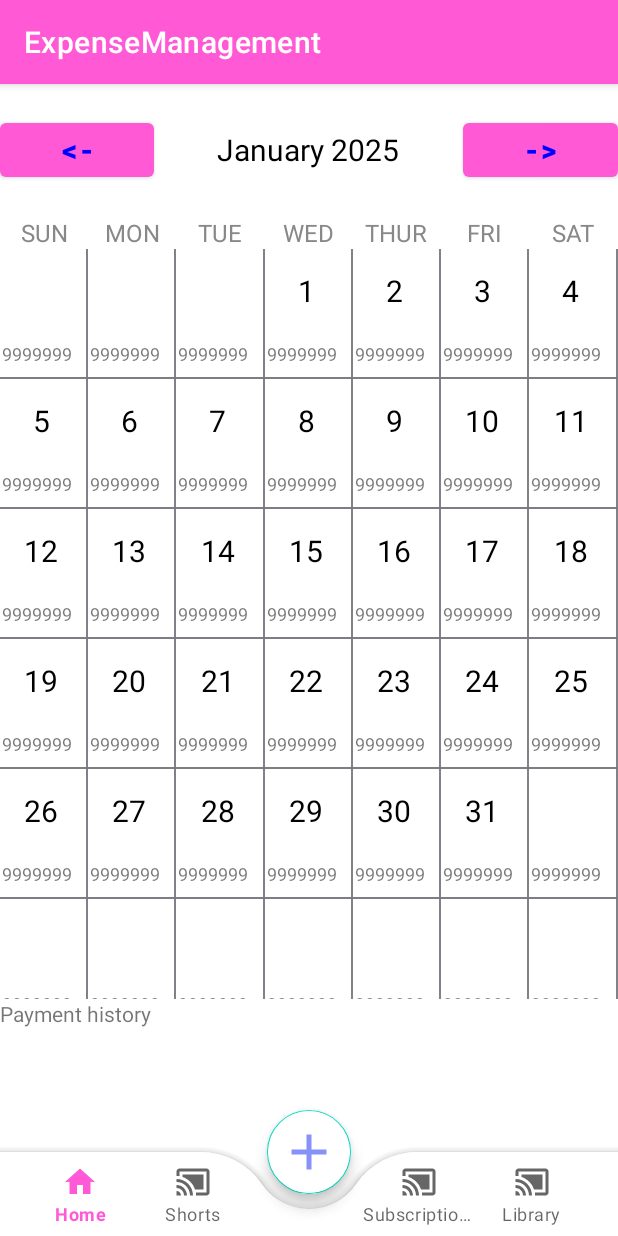
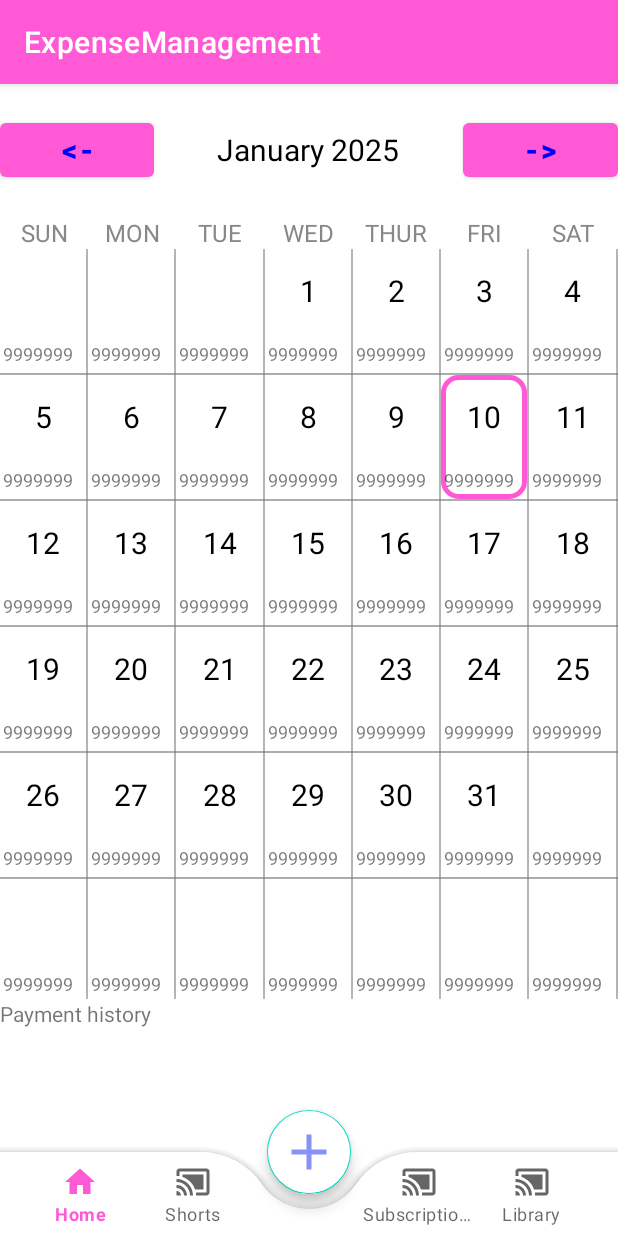
Before and after one commit to IamDieuKhanh2001/ExpenseManagement, an Android app: the screen it shows after launch (MainActivity), after a tap on "10", on a phone screen of 412 x 824 dp. Run offline under Robolectric (Android 15) with nearby library versions, the phone set to English and light mode, and no system bars; 3 other taps on this screen came first.

Commit message:
calendar select date border

```diff
--- a/app/src/main/java/com/khanh/expensemanagement/CalendarAdapter.java
+++ b/app/src/main/java/com/khanh/expensemanagement/CalendarAdapter.java
@@ -7,23 +7,22 @@ import android.view.ViewGroup;
 import androidx.annotation.NonNull;
 import androidx.recyclerview.widget.RecyclerView;
 
+import java.time.LocalDate;
 import java.util.ArrayList;
 
-public class CalendarAdapter extends RecyclerView.Adapter<CalendarViewHolder>
-{
+public class CalendarAdapter extends RecyclerView.Adapter<CalendarViewHolder> {
     private final ArrayList<String> daysOfMonth;
     private final OnItemListener onItemListener;
+//    private int selectedPosition = -1;
 
-    public CalendarAdapter(ArrayList<String> daysOfMonth, OnItemListener onItemListener)
-    {
+    public CalendarAdapter(ArrayList<String> daysOfMonth, OnItemListener onItemListener) {
         this.daysOfMonth = daysOfMonth;
         this.onItemListener = onItemListener;
     }
 
     @NonNull
     @Override
-    public CalendarViewHolder onCreateViewHolder(@NonNull ViewGroup parent, int viewType)
-    {
+    public CalendarViewHolder onCreateViewHolder(@NonNull ViewGroup parent, int viewType) {
         LayoutInflater inflater = LayoutInflater.from(parent.getContext());
         View view = inflater.inflate(R.layout.calendar_cell, parent, false);
         ViewGroup.LayoutParams layoutParams = view.getLayoutParams();
@@ -32,19 +31,28 @@ public class CalendarAdapter extends RecyclerView.Adapter<CalendarViewHolder>
     }
 
     @Override
-    public void onBindViewHolder(@NonNull CalendarViewHolder holder, int position)
-    {
+    public void onBindViewHolder(@NonNull CalendarViewHolder holder, int position) {
+
         holder.dayOfMonth.setText(daysOfMonth.get(position));
+//        if (selectedPosition == position) {
+//            holder.calendar_cell_layout.setBackgroundResource(R.drawable.calendar_cell_border);
+//        } else {
+//            holder.calendar_cell_layout.setBackground(null);
+//        }
+//
+//        // Xử lý sự kiện click
+//        holder.itemView.setOnClickListener(v -> {
+//            selectedPosition = position;
+//            notifyDataSetChanged();
+//        });
     }
 
     @Override
-    public int getItemCount()
-    {
+    public int getItemCount() {
         return daysOfMonth.size();
     }
 
-    public interface  OnItemListener
-    {
-        void onItemClick(int position, String dayText);
+    public interface OnItemListener {
+        void onItemClick(int position, String dayText, View view);
     }
 }
--- a/app/src/main/java/com/khanh/expensemanagement/CalendarViewHolder.java
+++ b/app/src/main/java/com/khanh/expensemanagement/CalendarViewHolder.java
@@ -4,16 +4,19 @@ import android.view.View;
 import android.widget.TextView;
 
 import androidx.annotation.NonNull;
+import androidx.constraintlayout.widget.ConstraintLayout;
 import androidx.recyclerview.widget.RecyclerView;
 
 public class CalendarViewHolder extends RecyclerView.ViewHolder implements View.OnClickListener
 {
     public final TextView dayOfMonth;
+    public final ConstraintLayout calendar_cell_layout;
     private final CalendarAdapter.OnItemListener onItemListener;
     public CalendarViewHolder(@NonNull View itemView, CalendarAdapter.OnItemListener onItemListener)
     {
         super(itemView);
         dayOfMonth = itemView.findViewById(R.id.cellDayText);
+        calendar_cell_layout = itemView.findViewById(R.id.calendar_cell_layout);
         this.onItemListener = onItemListener;
         itemView.setOnClickListener(this);
     }
@@ -21,6 +24,6 @@ public class CalendarViewHolder extends RecyclerView.ViewHolder implements View.
     @Override
     public void onClick(View view)
     {
-        onItemListener.onItemClick(getAdapterPosition(), (String) dayOfMonth.getText());
+        onItemListener.onItemClick(getAdapterPosition(), (String) dayOfMonth.getText(), view);
     }
 }
--- a/app/src/main/java/com/khanh/expensemanagement/home/HomeFragment.java
+++ b/app/src/main/java/com/khanh/expensemanagement/home/HomeFragment.java
@@ -2,11 +2,13 @@ package com.khanh.expensemanagement.home;
 
 import android.os.Bundle;
 
+import androidx.constraintlayout.widget.ConstraintLayout;
 import androidx.fragment.app.Fragment;
 import androidx.recyclerview.widget.DividerItemDecoration;
 import androidx.recyclerview.widget.GridLayoutManager;
 import androidx.recyclerview.widget.RecyclerView;
 
+import android.util.Log;
 import android.view.LayoutInflater;
 import android.view.View;
 import android.view.ViewGroup;
@@ -29,6 +31,7 @@ public class HomeFragment extends Fragment implements CalendarAdapter.OnItemList
     private LocalDate selectedDate;
     private Button previous_month_btn;
     private Button next_month_btn;
+    private int previousSelectedPosition = -1;
 
     public HomeFragment() {
         // Required empty public constructor
@@ -64,28 +67,53 @@ public class HomeFragment extends Fragment implements CalendarAdapter.OnItemList
         return view;
     }
 
-    private void initWidgets(View view)
-    {
+    @Override
+    public void onResume() {
+        super.onResume();
+
+        ArrayList<String> daysInMonth = daysInMonthArray(selectedDate);
+        // Add border for current cell day in recyclerView
+        previousSelectedPosition = daysInMonth.indexOf(String.valueOf(selectedDate.getDayOfMonth()));
+
+        calendarRecyclerView.post(() -> {
+            // Wait for calendarRecyclerView completely create
+            RecyclerView.ViewHolder viewHolder = calendarRecyclerView.findViewHolderForAdapterPosition(previousSelectedPosition);
+            if (viewHolder != null) {
+
+                View itemView = viewHolder.itemView;
+                View viewById = itemView.findViewById(R.id.calendar_cell_layout);
+                viewById.setBackgroundResource(R.drawable.calendar_cell_border);
+            }
+        });
+    }
+
+    private void initWidgets(View view) {
         calendarRecyclerView = view.findViewById(R.id.calendarRecyclerView);
         monthYearText = view.findViewById(R.id.monthYearTV);
     }
 
-    private void setMonthView()
-    {
+    private void setMonthView() {
         monthYearText.setText(monthYearFromDate(selectedDate));
         ArrayList<String> daysInMonth = daysInMonthArray(selectedDate);
 
+        // Set data for recyclerView
         CalendarAdapter calendarAdapter = new CalendarAdapter(daysInMonth, this);
-        calendarRecyclerView.setHasFixedSize(true);
-        calendarRecyclerView.addItemDecoration(new DividerItemDecoration(getActivity().getApplicationContext(), DividerItemDecoration.HORIZONTAL));
-        calendarRecyclerView.addItemDecoration(new DividerItemDecoration(getActivity().getApplicationContext(), DividerItemDecoration.VERTICAL));
+
+        // Init DividerItemDecoration for the first time only (The divider between item in recyclerView)
+        if (calendarRecyclerView.getItemDecorationCount() == 0) {
+
+            calendarRecyclerView.setHasFixedSize(true);
+            calendarRecyclerView.addItemDecoration(new DividerItemDecoration(getActivity().getApplicationContext(), DividerItemDecoration.VERTICAL));
+            calendarRecyclerView.addItemDecoration(new DividerItemDecoration(getActivity().getApplicationContext(), DividerItemDecoration.HORIZONTAL));
+        }
+
+        // Set layout for recyclerView
         RecyclerView.LayoutManager layoutManager = new GridLayoutManager(getActivity().getApplicationContext(), 7);
         calendarRecyclerView.setLayoutManager(layoutManager);
         calendarRecyclerView.setAdapter(calendarAdapter);
     }
 
-    private ArrayList<String> daysInMonthArray(LocalDate date)
-    {
+    private ArrayList<String> daysInMonthArray(LocalDate date) {
         ArrayList<String> daysInMonthArray = new ArrayList<>();
         YearMonth yearMonth = YearMonth.from(date);
 
@@ -94,33 +122,44 @@ public class HomeFragment extends Fragment implements CalendarAdapter.OnItemList
         LocalDate firstOfMonth = selectedDate.withDayOfMonth(1);
         int dayOfWeek = firstOfMonth.getDayOfWeek().getValue();
 
-        for(int i = 1; i <= 42; i++)
-        {
-            if(i <= dayOfWeek || i > daysInMonth + dayOfWeek)
-            {
+        for (int i = 1; i <= 42; i++) {
+            if (i <= dayOfWeek || i > daysInMonth + dayOfWeek) {
                 daysInMonthArray.add("");
-            }
-            else
-            {
+            } else {
                 daysInMonthArray.add(String.valueOf(i - dayOfWeek));
             }
         }
-        return  daysInMonthArray;
+        return daysInMonthArray;
     }
 
-    private String monthYearFromDate(LocalDate date)
-    {
+    private String monthYearFromDate(LocalDate date) {
         DateTimeFormatter formatter = DateTimeFormatter.ofPattern("MMMM yyyy");
         return date.format(formatter);
     }
 
     @Override
-    public void onItemClick(int position, String dayText)
-    {
-        if(!dayText.equals(""))
-        {
+    public void onItemClick(int position, String dayText, View view) {
+        ConstraintLayout cell_layout;
+        if (!dayText.equals("")) {
+            if (previousSelectedPosition != position) {
+
+                RecyclerView.ViewHolder viewHolder = calendarRecyclerView.findViewHolderForAdapterPosition(previousSelectedPosition);
+                if (viewHolder != null) {
+
+                    View itemView = viewHolder.itemView;
+                    View viewById = itemView.findViewById(R.id.calendar_cell_layout);
+                    viewById.setBackground(null);
+                }
+            }
+
+            selectedDate = selectedDate.withDayOfMonth(Integer.valueOf(dayText));
+            Log.d("Selectedday", String.valueOf(selectedDate));
             String message = "Selected Date " + dayText + " " + monthYearFromDate(selectedDate);
             Toast.makeText(getActivity().getApplicationContext(), message, Toast.LENGTH_LONG).show();
+
+            cell_layout = view.findViewById(R.id.calendar_cell_layout);
+            cell_layout.setBackgroundResource(R.drawable.calendar_cell_border);
+            previousSelectedPosition = position;
         }
     }
 }
--- a/app/src/main/res/layout/calendar_cell.xml
+++ b/app/src/main/res/layout/calendar_cell.xml
@@ -1,10 +1,9 @@
 <?xml version="1.0" encoding="utf-8"?>
 <androidx.constraintlayout.widget.ConstraintLayout xmlns:android="http://schemas.android.com/apk/res/android"
-    xmlns:tools="http://schemas.android.com/tools"
     android:layout_width="match_parent"
     android:layout_height="match_parent"
+    android:id="@+id/calendar_cell_layout"
     xmlns:app="http://schemas.android.com/apk/res-auto">
-
 
     <TextView
         android:layout_width="wrap_content"
--- a/app/src/main/res/layout/fragment_home.xml
+++ b/app/src/main/res/layout/fragment_home.xml
@@ -3,8 +3,7 @@
     xmlns:tools="http://schemas.android.com/tools"
     android:layout_width="match_parent"
     android:layout_height="match_parent"
-    android:orientation="vertical"
-    tools:context=".MainActivity">
+    android:orientation="vertical">
 
     <LinearLayout
         android:layout_width="match_parent"
```
